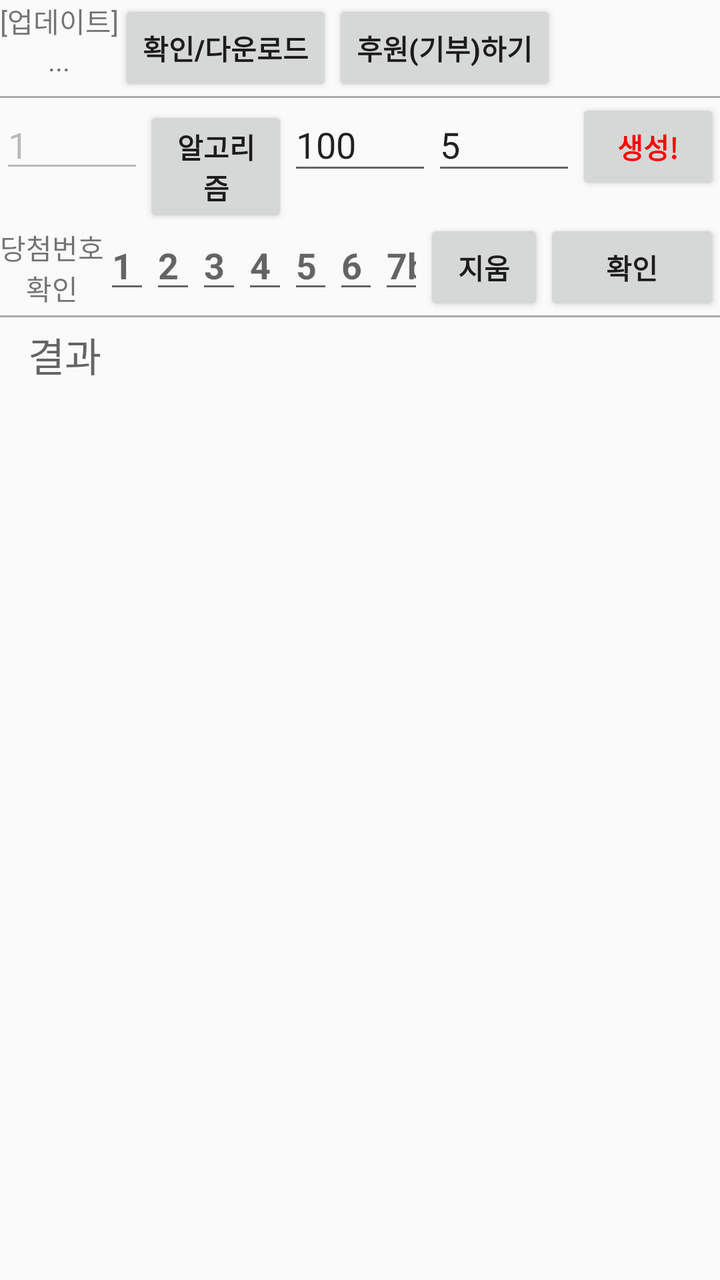
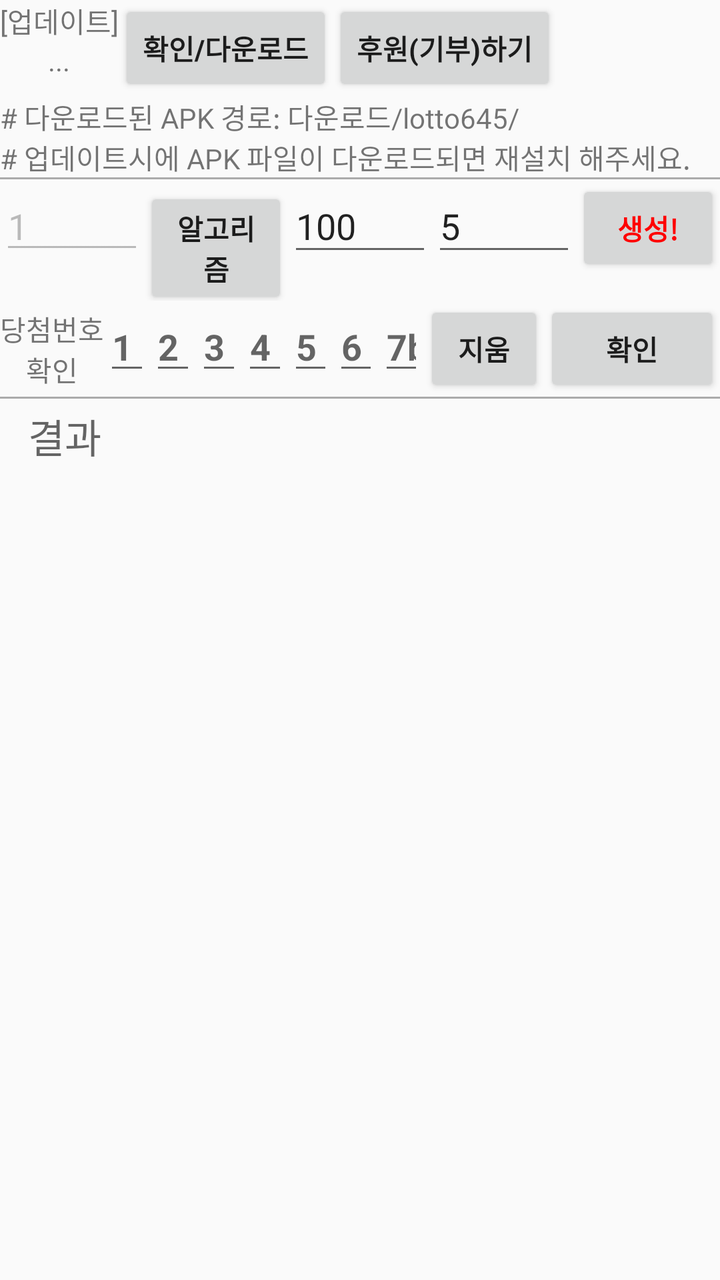

Before-and-after screenshots of an Android layout around one commit, followed by the original layout XML and the change that was made.
<!-- AndroidManifest.xml: application theme AppTheme -->
<!-- res/layout/fragment_home.xml -->
<?xml version="1.0" encoding="utf-8"?>
<androidx.constraintlayout.widget.ConstraintLayout xmlns:android="http://schemas.android.com/apk/res/android"
    xmlns:app="http://schemas.android.com/apk/res-auto"
    android:layout_width="match_parent"
    android:layout_height="match_parent">


    <LinearLayout
        android:layout_width="match_parent"
        android:layout_height="wrap_content"
        android:orientation="vertical"
        android:id="@+id/LinearLayout_main"
        app:layout_constraintEnd_toEndOf="parent"
        app:layout_constraintStart_toStartOf="parent"
        app:layout_constraintTop_toTopOf="parent"
        >
        <LinearLayout
            android:layout_width="match_parent"
            android:layout_height="match_parent"
            android:orientation="horizontal"
            app:layout_constraintEnd_toEndOf="parent"
            app:layout_constraintStart_toStartOf="parent"
            app:layout_constraintTop_toTopOf="parent"
            >
            <LinearLayout
                android:layout_width="wrap_content"
                android:layout_height="wrap_content"
                android:orientation="vertical"
                app:layout_constraintEnd_toEndOf="parent"
                app:layout_constraintStart_toStartOf="parent"
                app:layout_constraintTop_toTopOf="parent">
                <TextView
                    android:layout_width="wrap_content"
                    android:layout_height="wrap_content"
                    android:layout_gravity="center"
                    android:gravity="center"
                    android:text="[업데이트]"/>
                <TextView
                    android:id="@+id/TextView_update_status"
                    android:layout_width="wrap_content"
                    android:layout_height="wrap_content"
                    android:layout_gravity="center"
                    android:text="..."/>
            </LinearLayout>
            <Button
                android:id="@+id/Button_checks_update"
                android:layout_width="wrap_content"
                android:layout_height="wrap_content"
                android:textStyle="bold"
                android:text="확인/다운로드" />
            <Button
                android:id="@+id/Button_donation_link"
                android:layout_width="wrap_content"
                android:layout_height="wrap_content"
                android:textStyle="bold"
                android:text="후원(기부)하기" />
        </LinearLayout>
        <LinearLayout
            android:layout_width="match_parent"
            android:layout_height="match_parent"
            android:orientation="horizontal"
            app:layout_constraintEnd_toEndOf="parent"
            app:layout_constraintStart_toStartOf="parent"
            app:layout_constraintTop_toTopOf="parent"
            >
            <ImageView
                android:visibility="visible"
                android:background="#ABABAB"
                android:layout_width="match_parent"
                android:layout_height="1dp"
                android:scaleType="fitXY"
                android:gravity="center|center_vertical|center_horizontal"
                android:layout_gravity="center|center_vertical|center_horizontal"
                />
        </LinearLayout>
        <LinearLayout
            android:layout_width="match_parent"
            android:layout_height="match_parent"
            android:orientation="horizontal"
            app:layout_constraintEnd_toEndOf="parent"
            app:layout_constraintStart_toStartOf="parent"
            app:layout_constraintTop_toTopOf="parent"
            >
            <EditText
                android:id="@+id/EditText_algorithm"
                android:layout_width="match_parent"
                android:layout_height="wrap_content"
                android:layout_weight="3"
                android:hint="algo."
                android:inputType="none"
                android:enabled="false"
                android:focusable="false"
                android:text="1"/>
            <Button
                android:id="@+id/Button_algorithm"
                android:layout_width="match_parent"
                android:layout_height="wrap_content"
                android:layout_weight="3"
                android:textStyle="bold"
                android:text="알고리즘" />
            <EditText
                android:id="@+id/EditText_generate"
                android:layout_width="match_parent"
                android:layout_height="wrap_content"
                android:layout_weight="3"
                android:hint="반복 생성"
                android:inputType="numberDecimal"
                android:text="100"/>
            <EditText
                android:id="@+id/EditText_total_games"
                android:layout_width="match_parent"
                android:layout_height="wrap_content"
                android:layout_weight="3"
                android:hint="게임 수"
                android:inputType="numberDecimal"
                android:text="5"/>
            <Button
                android:id="@+id/Button_generate"
                android:layout_width="match_parent"
                android:layout_height="wrap_content"
                android:layout_weight="3"
                android:textStyle="bold"
                android:textColor="#FF0000"
                android:text="생성!" />
        </LinearLayout>
        <LinearLayout
            android:layout_width="match_parent"
            android:layout_height="match_parent"
            android:orientation="horizontal"
            app:layout_constraintEnd_toEndOf="parent"
            app:layout_constraintStart_toStartOf="parent"
            app:layout_constraintTop_toTopOf="parent"
            >
            <TextView
                android:layout_width="wrap_content"
                android:layout_height="wrap_content"
                android:layout_gravity="center"
                android:gravity="center"
                android:text="당첨번호\n확인"/>
            <EditText
                android:id="@+id/EditText_winning_num1"
                android:layout_width="match_parent"
                android:layout_height="wrap_content"
                android:layout_weight="3"
                android:hint="1"
                android:inputType="numberDecimal"
                android:textStyle="bold"
                android:text=""/>
            <EditText
                android:id="@+id/EditText_winning_num2"
                android:layout_width="match_parent"
                android:layout_height="wrap_content"
                android:layout_weight="3"
                android:hint="2"
                android:inputType="numberDecimal"
                android:textStyle="bold"
                android:text=""/>
            <EditText
                android:id="@+id/EditText_winning_num3"
                android:layout_width="match_parent"
                android:layout_height="wrap_content"
                android:layout_weight="3"
                android:hint="3"
                android:inputType="numberDecimal"
                android:textStyle="bold"
                android:text=""/>
            <EditText
                android:id="@+id/EditText_winning_num4"
                android:layout_width="match_parent"
                android:layout_height="wrap_content"
                android:layout_weight="3"
                android:hint="4"
                android:inputType="numberDecimal"
                android:textStyle="bold"
                android:text=""/>
            <EditText
                android:id="@+id/EditText_winning_num5"
                android:layout_width="match_parent"
                android:layout_height="wrap_content"
                android:layout_weight="3"
                android:hint="5"
                android:inputType="numberDecimal"
                android:textStyle="bold"
                android:text=""/>
            <EditText
                android:id="@+id/EditText_winning_num6"
                android:layout_width="match_parent"
                android:layout_height="wrap_content"
                android:layout_weight="3"
                android:hint="6"
                android:inputType="numberDecimal"
                android:textStyle="bold"
                android:text=""/>
            <EditText
                android:id="@+id/EditText_winning_num7_bonus"
                android:layout_width="match_parent"
                android:layout_height="wrap_content"
                android:layout_weight="3"
                android:hint="7b"
                android:inputType="numberDecimal"
                android:textStyle="bold"
                android:textColor="#0000FF"
                android:text=""/>
            <Button
                android:id="@+id/Button_checks_numbers_clear"
                android:layout_width="60dp"
                android:layout_height="wrap_content"
                android:textStyle="bold"
                android:text="지움" />
            <Button
                android:id="@+id/Button_checks_numbers"
                android:layout_width="wrap_content"
                android:layout_height="wrap_content"
                android:textStyle="bold"
                android:text="확인" />
        </LinearLayout>
        <LinearLayout
            android:layout_width="match_parent"
            android:layout_height="match_parent"
            android:orientation="horizontal"
            app:layout_constraintEnd_toEndOf="parent"
            app:layout_constraintStart_toStartOf="parent"
            app:layout_constraintTop_toTopOf="parent"
            >
            <ImageView
                android:visibility="visible"
                android:background="#ABABAB"
                android:layout_width="match_parent"
                android:layout_height="1dp"
                android:scaleType="fitXY"
                android:gravity="center|center_vertical|center_horizontal"
                android:layout_gravity="center|center_vertical|center_horizontal"
                />
        </LinearLayout>
        <ScrollView
            android:layout_width="match_parent"
            android:layout_height="match_parent"
            android:scrollbars="vertical"
            android:scrollbarStyle="insideOverlay"
            android:layout_weight="1">
            <TextView
                android:id="@+id/TextView_result"
                android:layout_width="match_parent"
                android:layout_height="match_parent"
                android:paddingLeft="10dp"
                android:paddingBottom="10dp"
                android:layout_margin="4dp"
                android:hint="결과"
                android:textIsSelectable="true"
                android:textSize="20sp" />
        </ScrollView>
    </LinearLayout>

</androidx.constraintlayout.widget.ConstraintLayout>
<!-- resources referenced by this layout -->
<resources>
  <style name="AppTheme" parent="Theme.AppCompat.Light.DarkActionBar">
          
          <item name="colorPrimary">@color/colorPrimary</item>
          <item name="colorPrimaryDark">@color/colorPrimaryDark</item>
          <item name="colorAccent">@color/colorAccent</item>
      </style>
  <color name="colorPrimary">#008577</color>
  <color name="colorPrimaryDark">#00574B</color>
  <color name="colorAccent">#D81B60</color>
</resources>

<!-- the commit's change to res/layout/fragment_home.xml (unified diff, before → after) -->
@@ -63,6 +63,21 @@
             app:layout_constraintStart_toStartOf="parent"
             app:layout_constraintTop_toTopOf="parent"
             >
+            <TextView
+                android:layout_width="wrap_content"
+                android:layout_height="wrap_content"
+                android:layout_gravity="left|center"
+                android:gravity="left|center"
+                android:text="# 다운로드된 APK 경로: 다운로드/lotto645/\n# 업데이트시에 APK 파일이 다운로드되면 재설치 해주세요."/>
+        </LinearLayout>
+        <LinearLayout
+            android:layout_width="match_parent"
+            android:layout_height="match_parent"
+            android:orientation="horizontal"
+            app:layout_constraintEnd_toEndOf="parent"
+            app:layout_constraintStart_toStartOf="parent"
+            app:layout_constraintTop_toTopOf="parent"
+            >
             <ImageView
                 android:visibility="visible"
                 android:background="#ABABAB"
